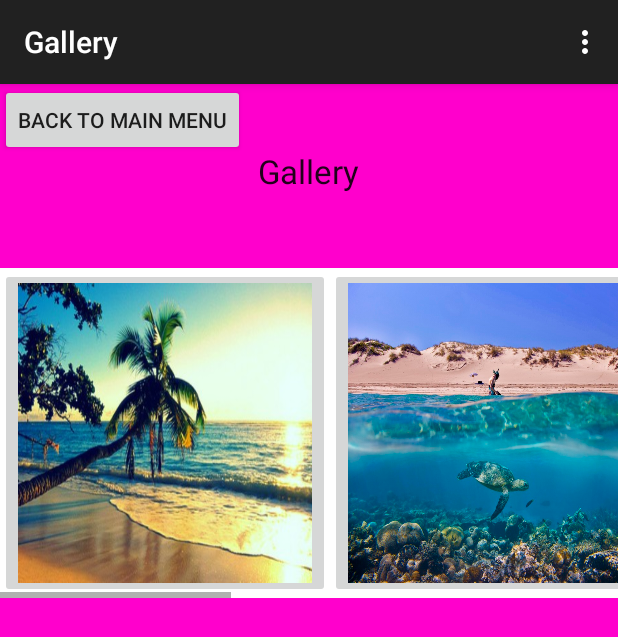
After one commit to ChrisGin/FilteredPuzzleGame, an Android app: the FragmentGalleryPicture screen opened directly, with no data from a screen before it, on a phone screen of 412 x 824 dp. The commit adds this screen. Shown: the top 637 px of the screen. Run offline under Robolectric (Android 15) with nearby library versions, the phone set to English and light mode, and no system bars.

Commit message:
Creted the Gally layout

```diff
--- a/app/src/main/AndroidManifest.xml
+++ b/app/src/main/AndroidManifest.xml
@@ -16,6 +16,11 @@
                 <category android:name="android.intent.category.LAUNCHER" />
             </intent-filter>
         </activity>
+        <activity
+            android:name=".Gallery"
+            android:label="Gallery" >
+
+        </activity>
     </application>
 
 </manifest>
--- /dev/null
+++ b/app/src/main/java/com/example/chrisgin/imagefilterpuzzlegame/EasyLevelFragment.java
@@ -0,0 +1,21 @@
+package com.example.chrisgin.imagefilterpuzzlegame;
+
+import android.app.Fragment;
+import android.os.Bundle;
+import android.support.annotation.Nullable;
+import android.view.LayoutInflater;
+import android.view.View;
+import android.view.ViewGroup;
+
+/**
+ * Created by yaya on 4/20/15.
+ */
+public class EasyLevelFragment extends Fragment{
+
+    @Override
+    public View onCreateView(LayoutInflater inflater, ViewGroup container, Bundle savedInstanceState) {
+
+        return inflater.inflate(R.layout.fragment_easy_level,container, false);
+
+    }
+}
--- /dev/null
+++ b/app/src/main/java/com/example/chrisgin/imagefilterpuzzlegame/FragmentGalleryPicture.java
@@ -0,0 +1,31 @@
+package com.example.chrisgin.imagefilterpuzzlegame;
+
+import android.os.Bundle;
+import android.support.annotation.Nullable;
+import android.support.v4.app.Fragment;
+import android.support.v4.app.FragmentManager;
+import android.view.LayoutInflater;
+import android.view.View;
+import android.view.ViewGroup;
+
+/**
+ * Created by yaya on 4/19/15.
+ */
+public class FragmentGalleryPicture extends Fragment {
+
+
+    public FragmentGalleryPicture()
+    {
+
+        // Required empty public constructor
+    }
+    //linking the fragment with the layout
+    @Override
+    public View onCreateView(LayoutInflater inflater, ViewGroup container,
+                             Bundle savedInstanceState) {
+
+        // Inflate the layout for this fragment
+        View view =  inflater.inflate(R.layout.fragment_gallery_layout, container, false);
+        return view;
+    }
+}
--- /dev/null
+++ b/app/src/main/java/com/example/chrisgin/imagefilterpuzzlegame/Gallery.java
@@ -0,0 +1,60 @@
+package com.example.chrisgin.imagefilterpuzzlegame;
+
+import android.app.ActionBar;
+import android.os.Bundle;
+import android.support.v4.app.Fragment;
+import android.support.v4.app.FragmentManager;
+import android.support.v4.app.FragmentTransaction;
+import android.support.v7.app.ActionBarActivity;
+import android.view.Menu;
+import android.view.MenuItem;
+
+/**
+ * Created by yaya on 4/15/15.
+ */
+
+
+public class Gallery extends ActionBarActivity {
+    @Override
+    protected void onCreate(Bundle savedInstanceState) {
+        super.onCreate(savedInstanceState);
+        setContentView(R.layout.gallery);
+
+      final FragmentManager fragmentManager = getSupportFragmentManager();//get an instance of the
+       //activity fragment manager
+         Fragment galleryFragment = fragmentManager.findFragmentById(R.id.galleryContainer);
+
+        if(galleryFragment == null) {
+            galleryFragment = new FragmentGalleryPicture();
+            FragmentTransaction fragmentTransaction = fragmentManager.beginTransaction();
+            fragmentTransaction.add(R.id.galleryContainer, galleryFragment);
+            fragmentTransaction.addToBackStack("gallery_fragment");
+            fragmentTransaction.commit();
+        }
+
+
+
+    }
+
+    @Override
+    public boolean onCreateOptionsMenu(Menu menu) {
+        // Inflate the menu; this adds items to the action bar if it is present.
+        getMenuInflater().inflate(R.menu.menu_main, menu);
+        return true;
+    }
+
+    @Override
+    public boolean onOptionsItemSelected(MenuItem item) {
+        // Handle action bar item clicks here. The action bar will
+        // automatically handle clicks on the Home/Up button, so long
+        // as you specify a parent activity in AndroidManifest.xml.
+        int id = item.getItemId();
+
+        //noinspection SimplifiableIfStatement
+        if (id == R.id.action_settings) {
+            return true;
+        }
+        return super.onOptionsItemSelected(item);
+    }
+
+}
--- a/app/src/main/java/com/example/chrisgin/imagefilterpuzzlegame/MainActivity.java
+++ b/app/src/main/java/com/example/chrisgin/imagefilterpuzzlegame/MainActivity.java
@@ -1,19 +1,33 @@
 package com.example.chrisgin.imagefilterpuzzlegame;
 
-import android.support.v7.app.ActionBarActivity;
+
+import android.content.Intent;
 import android.os.Bundle;
 import android.view.Menu;
 import android.view.MenuItem;
-
+import android.support.v7.app.ActionBarActivity;
+import android.view.View;
+import android.widget.Button;
 
 public class MainActivity extends ActionBarActivity {
+    private Button mGalleryButton;
+    public final static String EXTRA_MESSAGE = "com.example.chrisgin.imagefilterpuzzlegame.MESSAGE";
 
     @Override
     protected void onCreate(Bundle savedInstanceState) {
         super.onCreate(savedInstanceState);
         setContentView(R.layout.activity_main);
+
+       mGalleryButton = (Button) findViewById(R.id.galleryButton);
+       mGalleryButton.setOnClickListener(new View.OnClickListener(){
+            @Override
+            public void onClick(View v){
+                Intent intent = new Intent(MainActivity.this, Gallery.class);
+                startActivity(intent);
+            }
+        });
+
     }
-
 
     @Override
     public boolean onCreateOptionsMenu(Menu menu) {
@@ -23,7 +37,7 @@ public class MainActivity extends ActionBarActivity {
     }
 
     @Override
-    public boolean onOptionsItemSelected(MenuItem item) {
+    public boolean onOptionsItemSelected(MenuItem item){
         // Handle action bar item clicks here. The action bar will
         // automatically handle clicks on the Home/Up button, so long
         // as you specify a parent activity in AndroidManifest.xml.
@@ -33,7 +47,12 @@ public class MainActivity extends ActionBarActivity {
         if (id == R.id.action_settings) {
             return true;
         }
-
         return super.onOptionsItemSelected(item);
     }
+
+    public void changeMethod(View v){
+        startActivity(new Intent(MainActivity.this, Gallery.class));
+    }
+
+
 }
--- a/app/src/main/res/layout/activity_main.xml
+++ b/app/src/main/res/layout/activity_main.xml
@@ -9,7 +9,7 @@
         android:layout_width="wrap_content"
         android:layout_height="wrap_content"
         android:text="Launch Camera"
-        android:id="@+id/CameraButton"
+        android:id="@+id/cameraButton"
         android:layout_alignParentBottom="true"
         android:layout_alignParentLeft="true"
         android:layout_alignParentStart="true" />
@@ -18,9 +18,10 @@
         android:layout_width="wrap_content"
         android:layout_height="wrap_content"
         android:text="Search Stock Photos"
-        android:id="@+id/Gallery"
+        android:id="@+id/galleryButton"
         android:layout_alignParentBottom="true"
         android:layout_alignParentRight="true"
-        android:layout_alignParentEnd="true" />
+        android:layout_alignParentEnd="true"
+        />
 
 </RelativeLayout>
--- /dev/null
+++ b/app/src/main/res/layout/fragment_easy_level.xml
@@ -0,0 +1,15 @@
+<?xml version="1.0" encoding="utf-8"?>
+<LinearLayout xmlns:android="http://schemas.android.com/apk/res/android"
+    android:orientation="vertical"
+    android:background="#FFBB00"
+    android:layout_width="match_parent"
+    android:layout_height="match_parent">
+
+    <TextView
+        android:layout_width="wrap_content"
+        android:layout_height="150dp"
+        android:textAppearance="?android:attr/textAppearanceMedium"
+        android:text="Easy Level"
+        android:id="@+id/textView2"
+        android:layout_gravity="center_horizontal" />
+</LinearLayout>
--- /dev/null
+++ b/app/src/main/res/layout/fragment_gallery_layout.xml
@@ -0,0 +1,208 @@
+<?xml version="1.0" encoding="utf-8"?>
+<RelativeLayout xmlns:android="http://schemas.android.com/apk/res/android"
+    android:orientation="vertical"
+    android:background="#FF00CC"
+    android:layout_width="match_parent"
+    android:layout_height="match_parent"
+    android:id="@+id/relativeLayout1">
+
+    <TextView
+        android:layout_width="wrap_content"
+        android:layout_height="wrap_content"
+        android:textAppearance="?android:attr/textAppearanceLarge"
+        android:text=" Gallery "
+        android:id="@+id/textView2"
+        android:layout_gravity="center_vertical"
+        android:layout_marginTop="43dp"
+        android:layout_alignParentTop="true"
+        android:layout_centerHorizontal="true" />
+
+    <HorizontalScrollView
+        android:layout_width="wrap_content"
+        android:layout_height="wrap_content"
+        android:layout_below="@id/textView2"
+        android:layout_marginTop="50dp"
+        android:background="#FFFFFF">
+
+        <LinearLayout
+            android:layout_width="wrap_content"
+            android:layout_height="wrap_content">
+
+
+            <ImageButton
+                android:layout_width="220dp"
+                android:layout_height="220dp"
+                android:scaleType="fitXY"
+                android:adjustViewBounds="true"
+                android:id="@+id/imageButton1"
+                android:src="@drawable/image1" />
+
+            <ImageButton
+                android:layout_width="220dp"
+                android:layout_height="220dp"
+                android:scaleType="fitXY"
+                android:adjustViewBounds="true"
+                android:id="@+id/imageButton2"
+                android:src="@drawable/image2"/>
+
+            <ImageButton
+                android:layout_width="220dp"
+                android:layout_height="220dp"
+                android:scaleType="fitXY"
+                android:adjustViewBounds="true"
+                android:id="@+id/imageButton3"
+                android:src="@drawable/image3"/>
+
+            <ImageButton
+                android:layout_width="220dp"
+                android:layout_height="220dp"
+                android:scaleType="fitXY"
+                android:adjustViewBounds="true"
+                android:id="@+id/imageButton4"
+                android:src="@drawable/image6"/>
+
+            <ImageButton
+                android:layout_width="220dp"
+                android:layout_height="220dp"
+                android:scaleType="fitXY"
+                android:adjustViewBounds="true"
+                android:id="@+id/imageButton5"
+                android:src="@drawable/image3"/>
+
+        </LinearLayout>
+
+    </HorizontalScrollView>
+
+
+
+</RelativeLayout>
+
+
+    <!--
+   <ScrollView
+       android:layout_width="fill_parent"
+       android:layout_height="fill_parent"
+       android:fillViewport="false"
+       android:id="@+id/scrollview"
+       android:layout_below="@+id/textView"
+       android:layout_alignParentLeft="true"
+       android:layout_alignParentStart="true"
+       android:layout_marginTop="27dp">
+
+
+       <RelativeLayout
+           android:layout_height="wrap_content"
+           android:orientation="horizontal"
+           android:id="@+id/RelativeLayout2"
+           android:layout_width="wrap_content"
+           android:background="#FFFF"
+           android:layout_below="@+id/scrollview">
+
+           <ImageButton
+               android:layout_width="120dp"
+               android:layout_height="120dp"
+               android:scaleType="fitXY"
+               android:adjustViewBounds="true"
+               android:id="@+id/imageButton4"
+               android:src="@drawable/image4"
+               android:layout_below="@+id/textView"
+               android:layout_alignLeft="@+id/imageButton1"
+               android:layout_alignStart="@+id/imageButton1" />
+
+           <ImageButton
+               android:layout_width="120dp"
+               android:layout_height="120dp"
+               android:scaleType="fitXY"
+               android:adjustViewBounds="true"
+               android:id="@+id/imageButton2"
+               android:src="@drawable/image2"
+               android:layout_below="@+id/imageButton4"
+               android:layout_alignLeft="@+id/imageButton4"
+               android:layout_alignStart="@+id/imageButton4" />
+
+       </RelativeLayout>
+
+
+
+
+   </ScrollView>
+
+   <ImageButton
+       android:layout_width="120dp"
+       android:layout_height="120dp"
+       android:scaleType="fitXY"
+       android:adjustViewBounds="true"
+       android:id="@+id/imageButton1"
+       android:src="@drawable/image1"
+       android:layout_alignParentBottom="true"
+       android:layout_alignParentLeft="true"
+       android:layout_alignParentStart="true"
+       android:layout_marginBottom="48dp" />
+
+
+
+       <ImageButton
+           android:layout_width="100dp"
+           android:layout_height="100dp"
+           android:scaleType="fitXY"
+           android:adjustViewBounds="true"
+           android:id="@+id/imageButton1"
+           android:src="@drawable/image1"
+           android:layout_below="1@+id/textView"
+           android:layout_toLeftOf="@+id/imageButton4"
+           android:layout_toStartOf="@+id/imageButton4" />
+
+       <ImageButton
+           android:layout_width="110dp"
+           android:layout_height="110dp"
+           android:scaleType="fitXY"
+           android:adjustViewBounds="true"
+           android:id="@+id/imageButton"
+           android:src="@drawable/miriam"
+           android:layout_alignTop="@+id/imageButton4"
+           android:layout_toRightOf="@+id/imageButton4"
+           android:layout_toEndOf="@+id/imageButton4" />
+
+       <ImageButton
+           android:layout_width="110dp"
+           android:layout_height="110dp"
+           android:scaleType="fitXY"
+           android:adjustViewBounds="true"
+           android:id="@+id/imageButton3"
+           android:src="@drawable/image3"
+           android:layout_below="@+id/imageButton1"
+           android:layout_alignLeft="@+id/textView"
+           android:layout_alignStart="@+id/textView" />
+
+   <ImageButton
+       android:layout_width="110dp"
+       android:layout_height="110dp"
+       android:scaleType="fitXY"
+       android:adjustViewBounds="true"
+       android:id="@+id/imageButton4"
+       android:src="@drawable/image4"
+       android:layout_below="@+id/imageButton1"
+       android:layout_centerHorizontal="true" />
+
+   <ImageButton
+       android:layout_width="110dp"
+       android:layout_height="110dp"
+       android:id="@+id/imageButton5"
+       android:src="@drawable/image5"
+       android:scaleType="fitXY"
+       android:adjustViewBounds="true"
+       android:layout_alignTop="@+id/imageButton1"
+       android:layout_toRightOf="@+id/imageButton1"
+       android:layout_toEndOf="@+id/imageButton1" />
+
+   <ImageButton
+       android:layout_width="110dp"
+       android:layout_height="110dp"
+       android:scaleType="fitXY"
+       android:adjustViewBounds="true"
+       android:id="@+id/imageButton6"
+       android:src="@drawable/image6"
+       android:layout_alignTop="@+id/imageButton5"
+       android:layout_toRightOf="@+id/imageButton5"
+       android:layout_toEndOf="@+id/imageButton5" */
+       -->
--- a/app/src/main/res/layout/gallery.xml
+++ b/app/src/main/res/layout/gallery.xml
@@ -1,13 +1,36 @@
 <?xml version="1.0" encoding="utf-8"?>
 <RelativeLayout xmlns:android="http://schemas.android.com/apk/res/android"
-    android:layout_width="match_parent" android:layout_height="match_parent">
+    android:layout_width="match_parent"
+    android:background="#FFFFCC"
+    android:layout_height="match_parent">
 
     <Button
         android:layout_width="wrap_content"
         android:layout_height="wrap_content"
         android:text="Back to Main Menu"
-        android:id="@+id/BackButton"
+        android:id="@+id/backButton"
         android:layout_alignParentTop="true"
         android:layout_alignParentLeft="true"
         android:layout_alignParentStart="true" />
+
+    <FrameLayout
+        android:name="galleryFragmentName"
+        android:id="@+id/galleryContainer"
+        android:layout_width="match_parent"
+        android:layout_height="match_parent">
+        </FrameLayout>
+
+    <!--
+    <fragment
+
+        android:layout_width="wrap_content"
+        android:layout_height="wrap_content"
+        android:name="com.example.chrisgin.imagefilterpuzzlegame.FragmentGalleryPicture"
+        android:id="@+id/fragment"
+        android:layout_marginTop="151dp"
+        android:layout_below="@+id/BackButton"
+        android:layout_centerHorizontal="true" />
+        -->
+
+
 </RelativeLayout>
```
Also changed, not shown: app/src/main/res/drawable/image1.jpg (added), app/src/main/res/drawable/image2.jpg (added), app/src/main/res/drawable/image3.jpg (renamed from app/src/main/res/drawable/miriam(aka am m'am).jpg), app/src/main/res/drawable/image4.jpg (added), app/src/main/res/drawable/image5.jpg (added), app/src/main/res/drawable/image6.jpg (added), 2 other files.
